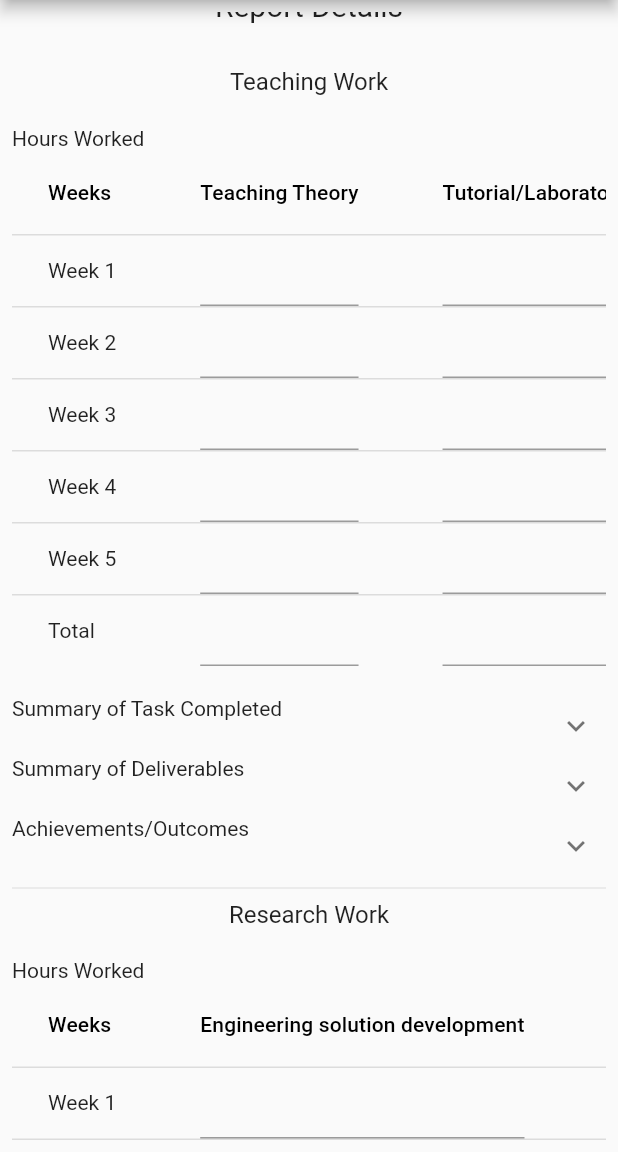
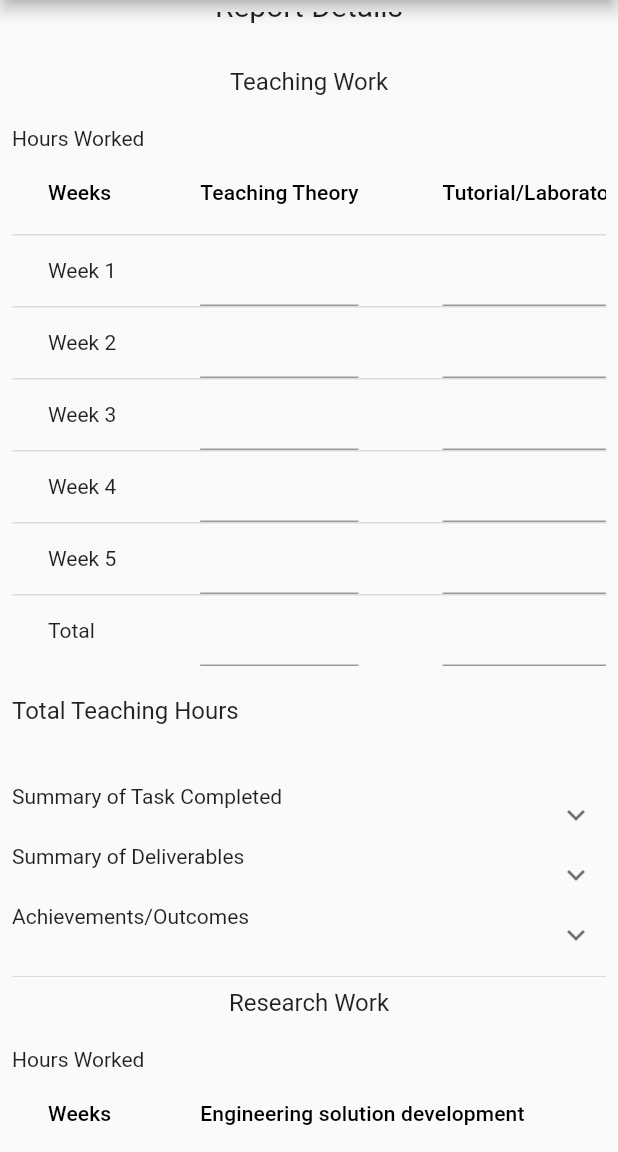
Before and after one commit to sanjaykt/HR, a Flutter app: the HomeScreen screen opened by its route, scrolled down 576 dp, on a phone screen of 412 x 824 dp, the part 84-1236 px from its top. Run offline on Flutter 3.47's test engine with Material 2 defaults, Android fonts, the phone set to English and light mode, and no system bars; drawn by our look-alikes of expandable; our stand-ins replace logger; accounts and stored records are empty.

Commit message:
add total field

```diff
--- a/monthly_hr_report/lib/screens/home/home_screen.dart
+++ b/monthly_hr_report/lib/screens/home/home_screen.dart
@@ -197,6 +197,9 @@ class _HomeScreenState extends State<HomeScreen> {
                 ]),
               ),
               SizedBox(height: 20),
+              Container(child: Text('Total Teaching Hours', style: TextStyle(fontSize: 16))),
+              SizedBox(height: 20),
+              SizedBox(height: 20),
               ExpandablePanel(
                 header: Text('Summary of Task Completed'),
                 collapsed: Container(),
@@ -282,6 +285,9 @@ class _HomeScreenState extends State<HomeScreen> {
                   ])
                 ]),
               ),
+              SizedBox(height: 20),
+              Container(child: Text('Total Research Hours', style: TextStyle(fontSize: 16))),
+              SizedBox(height: 20),
               SizedBox(height: 20),
               ExpandablePanel(
                 header: Text('Summary of Task Completed'),
@@ -384,6 +390,8 @@ class _HomeScreenState extends State<HomeScreen> {
                 ]),
               ),
               SizedBox(height: 20),
+              Container(child: Text('Total Admin Hours', style: TextStyle(fontSize: 16))),
+              SizedBox(height: 20),
               ExpandablePanel(
                 header: Text('Summary of Task Completed'),
                 collapsed: Container(),
```
